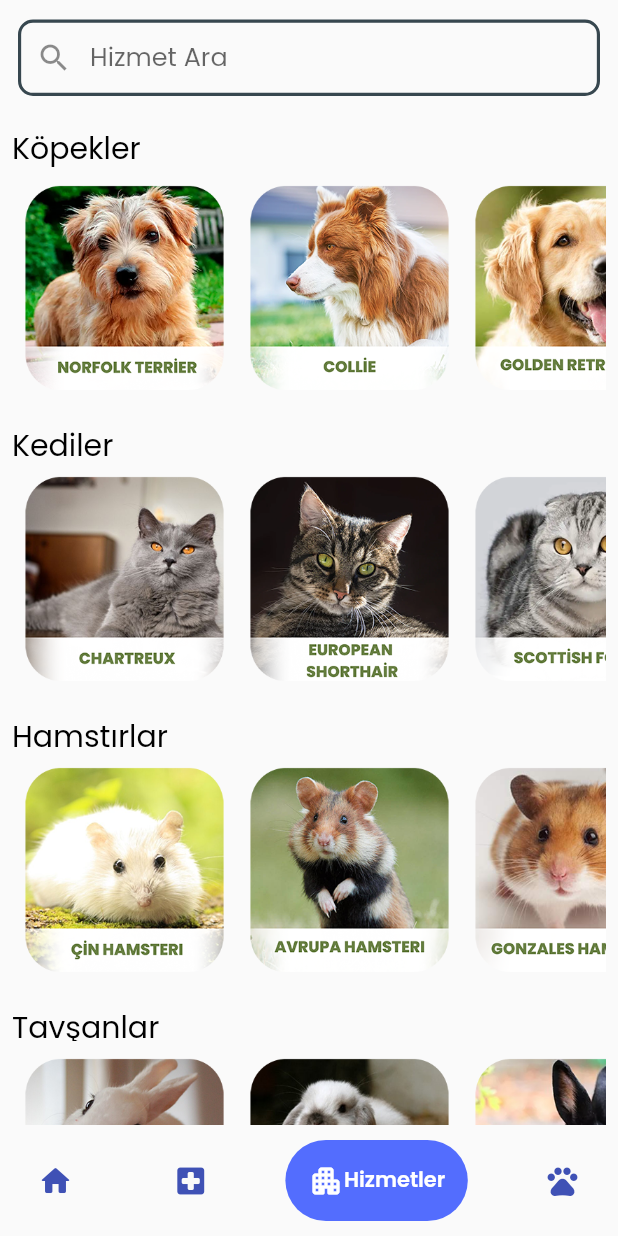
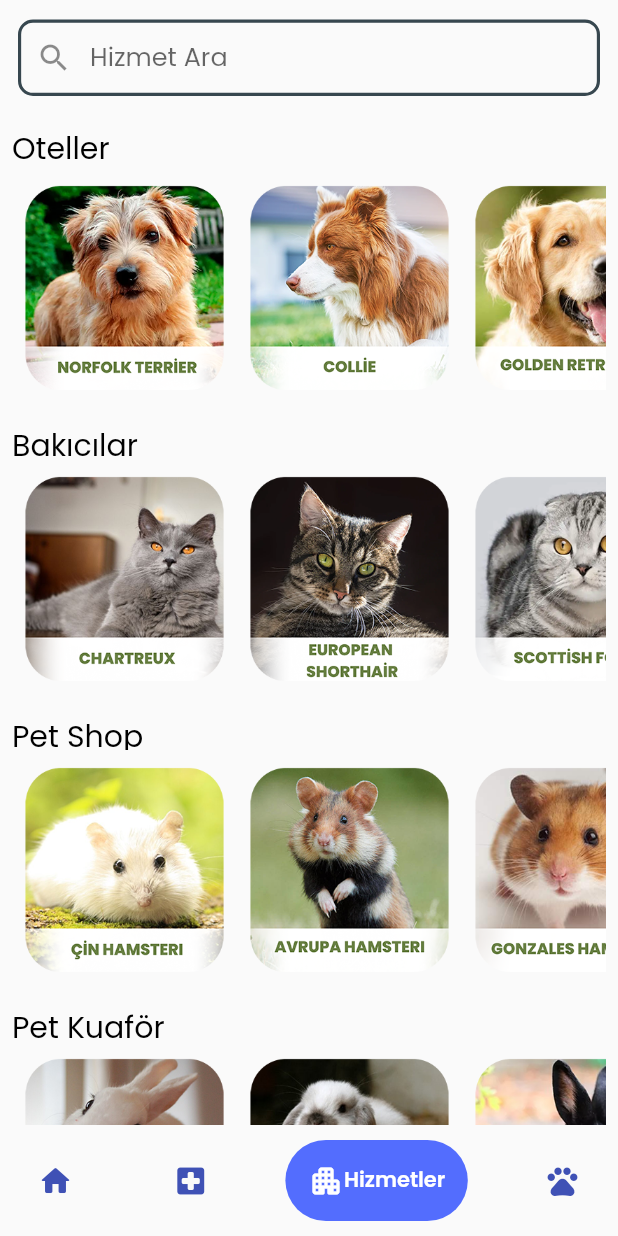
Before and after one commit to ElanurToptas/ANTHELION, a Flutter app: the screen it shows after launch, item 3 of the bottom bar chosen, on a phone screen of 412 x 824 dp. Run offline on Flutter 3.47's test engine with Material 2 defaults, Android fonts, the phone set to English and light mode, and no system bars; drawn by our look-alikes of flutter_typeahead, google_nav_bar; our stand-ins replace cloud_firestore, file_picker, firebase_auth, firebase_core, firebase_storage, flutter_heatmap_calendar and 3 more; missing offline and left inert: flutter_pdfview; accounts and stored records are empty.

Commit message:
düzeltme_yapıldı

```diff
--- a/lib/tasarim_UI/services_page.dart
+++ b/lib/tasarim_UI/services_page.dart
@@ -3,7 +3,11 @@ import 'package:flutter_typeahead/flutter_typeahead.dart';
 import 'package:url_launcher/url_launcher.dart';
 import '../tasarim_UI/tema.dart';
 
+const SizedBox _sizedBoxHeight10 = SizedBox(height: 10);
+
 class MyApp extends StatelessWidget {
+  const MyApp({super.key});
+
   @override
   Widget build(BuildContext context) {
     return MaterialApp(
@@ -46,6 +50,8 @@ class ServicesPage extends StatelessWidget {
     "Smart Paws Training Center"
   ];
 
+  ServicesPage({super.key});
+
   void _showCard(BuildContext context, MyCard card) {
     showDialog(
       context: context,
@@ -61,7 +67,7 @@ class ServicesPage extends StatelessWidget {
                     width: 150,
                     height: 140,
                   ),
-                  SizedBox(height: 10),
+                  _sizedBoxHeight10,
                   Column(
                       children: List.generate(
                         card.titles.length,
@@ -82,18 +88,16 @@ class ServicesPage extends StatelessWidget {
                                       alignment: Alignment.centerLeft,
                                       child: Text(
                                         title,
-                                        style: TextStyle(
+                                        style:const TextStyle(
                                           fontWeight: FontWeight.bold,
                                           fontSize: 18,
                                         ),
                                       ),
                                     ),
-                                    SizedBox(height: 1),
                                     Text(
                                       description,
                                       textAlign: TextAlign.start,
                                     ),
-                                    SizedBox(height: 1),
                                   ],
                                 );
                               },
@@ -109,14 +113,14 @@ class ServicesPage extends StatelessWidget {
                         onPressed: () {
                           launch('tel:+123456789');
                         },
-                        child: Text('Telefon'),
+                        child: const Text('Telefon'),
                       ),
-                      SizedBox(width: 10),
+                      const SizedBox(width: 10),
                       ElevatedButton(
                         onPressed: () {
                           launch('https://www.google.com');
                         },
-                        child: Text('Web Sitesi'),
+                        child: const Text('Web Sitesi'),
                       ),
                     ],
                   ),
@@ -124,9 +128,9 @@ class ServicesPage extends StatelessWidget {
                     onPressed: () {
                       Navigator.of(context).pop();
                     },
-                    child: Text('Kapat'),
+                    child: const Text('Kapat'),
                   ),
-                  SizedBox(height: 10),
+                  _sizedBoxHeight10,
                 ],
               ),
             ),
@@ -141,17 +145,17 @@ class ServicesPage extends StatelessWidget {
     return Scaffold(
       appBar: AppBar(
         bottom: PreferredSize(
-          preferredSize: Size.fromHeight(20),
+          preferredSize: const Size.fromHeight(20),
           child: Container(
             height: 75,
-            padding: EdgeInsets.all(12.0),
+            padding: const EdgeInsets.all(12.0),
             alignment: Alignment.center,
             child: Form(
               key: _formKey,
               child: TypeAheadField(
                 textFieldConfiguration: TextFieldConfiguration(
                   controller: _searchController,
-                  decoration: InputDecoration(
+                  decoration: const InputDecoration(
                     hintText: "Hizmet Ara",
                     hintStyle: TextStyle(fontSize: 17),
                     prefixIcon: Icon(Icons.search),
@@ -392,30 +396,33 @@ class ServicesPage extends StatelessWidget {
         ),
       ), // buradan sonra iconlar bulunuyor üst kısım ise arama kısmı
       body:  SingleChildScrollView(
-        padding: EdgeInsets.all(8),
+        padding: const EdgeInsets.all(8),
         child: Column(
           children: [
-            Container(width: MediaQuery.of(context).size.width,
+            SizedBox(width: MediaQuery.of(context).size.width,
               height: 28,
-              child:Stack(
+              child:const Stack(
                 children: [
                   Text(
-                    'Köpekler', style: TextStyle(color: Colors.black, fontSize: 20),
+                    'Oteller', style: TextStyle(color: Colors.black, fontSize: 20),
                   ),
                 ],
               ),
             ),
-            SizedBox(height: 10),
+            _sizedBoxHeight10,
 
-            Container(
+      Flex(
+        direction: Axis.horizontal,
+        children: [
+        Expanded(
+        flex: 1,
+        child:SizedBox(
               width: MediaQuery.of(context).size.width -0,
               height: 160,
               child: ListView(
                 scrollDirection: Axis.horizontal,
                 children: [
-                  Expanded(
-                    child: SingleChildScrollView(
-                      child: Column(
+                  Column(
                         crossAxisAlignment: CrossAxisAlignment.start,
                         children: [
                           Row(
@@ -483,36 +490,38 @@ class ServicesPage extends StatelessWidget {
                           ),
 
                         ],
-                      ),
-                    ),
                   ),
                 ],
               ),),
+        ),],),
 
-            Container(width: MediaQuery.of(context).size.width,
+
+            SizedBox(width: MediaQuery.of(context).size.width,
               height: 24,
-              child:Stack(
+              child:const Stack(
                 children: [
                   Text(
-                    'Kediler', style: TextStyle(color: Colors.black, fontSize: 20),
+                    'Bakıcılar', style: TextStyle(color: Colors.black, fontSize: 20),
                   ),
                 ],
               ),
             ),
-            SizedBox(height: 10),
+            _sizedBoxHeight10,
 
-            Container(
+      Flex(
+        direction: Axis.horizontal,
+        children: [
+        Expanded(
+        flex: 1,
+        child:SizedBox(
               width: MediaQuery.of(context).size.width -0,
               height: 160,
               child: ListView(
                 scrollDirection: Axis.horizontal,
                 children: [
-                  Expanded(
-                    child: SingleChildScrollView(
-                      child: Column(
+                   Column(
                         crossAxisAlignment: CrossAxisAlignment.start,
                         children: [
-
                           Row(
                             children: [
                               InkWell(
@@ -592,37 +601,39 @@ class ServicesPage extends StatelessWidget {
 
                         ],
                       ),
-                    ),
-                  ),
                 ],
               ),),
+        ),],),
 
 
 
 
 
 
-            Container(width: MediaQuery.of(context).size.width,
+            SizedBox(width: MediaQuery.of(context).size.width,
               height: 24,
-              child:Stack(
+              child:const Stack(
                 children: [
                   Text(
-                    'Hamstırlar', style: TextStyle(color: Colors.black, fontSize: 20),
+                    'Pet Shop', style: TextStyle(color: Colors.black, fontSize: 20),
                   ),
                 ],
               ),
             ),
-            SizedBox(height: 10),
+            _sizedBoxHeight10,
 
-            Container(
+      Flex(
+        direction: Axis.horizontal,
+        children: [
+        Expanded(
+        flex: 1,
+        child:SizedBox(
               width: MediaQuery.of(context).size.width -0,
               height: 160,
               child: ListView(
                 scrollDirection: Axis.horizontal,
                 children: [
-                  Expanded(
-                    child: SingleChildScrollView(
-                      child: Column(
+                  Column(
                         crossAxisAlignment: CrossAxisAlignment.start,
                         children: [
                           Row(
@@ -678,34 +689,36 @@ class ServicesPage extends StatelessWidget {
                           ),
                         ],
                       ),
-                    ),
-                  ),
                 ],
               ),),
+        ),],),
 
 
 
-            Container(width: MediaQuery.of(context).size.width,
+            SizedBox(width: MediaQuery.of(context).size.width,
               height: 24,
-              child:Stack(
+              child:const Stack(
                 children: [
                   Text(
-                    'Tavşanlar', style: TextStyle(color: Colors.black, fontSize: 20),
+                    'Pet Kuaför', style: TextStyle(color: Colors.black, fontSize: 20),
                   ),
                 ],
               ),
             ),
-            SizedBox(height: 10),
+            _sizedBoxHeight10,
 
-            Container(
+      Flex(
+        direction: Axis.horizontal,
+        children: [
+        Expanded(
+        flex: 1,
+        child:SizedBox(
               width: MediaQuery.of(context).size.width -0,
               height: 160,
               child: ListView(
                 scrollDirection: Axis.horizontal,
                 children: [
-                  Expanded(
-                    child: SingleChildScrollView(
-                      child: Column(
+                   Column(
                         crossAxisAlignment: CrossAxisAlignment.start,
                         children: [
                           Row(
@@ -730,7 +743,7 @@ class ServicesPage extends StatelessWidget {
                                 onTap: () {
                                   MyCard card = MyCard(
                                     titles:[["Furry Styles"],
-                                      ["Kişilik & Karakter Özellikleri"],],
+                                      ["Evcil dostlarınızı stil sahibi yapın!"],],
                                     descriptions:[[""],
                                       ["Tüy kesimi ve şekillendirme, yaratıcı tımar stilleri, renkli tüy boyama, köpük banyolar, tırnak cilalama, göz ve kulak temizliği."],],
                                     imagePath:  'asset/pictures-2/Hollanda Lop tavşanı (2).png',
@@ -760,33 +773,35 @@ class ServicesPage extends StatelessWidget {
                           ),
                         ],
                       ),
-                    ),
-                  ),
                 ],
               ),),
+        ),],),
 
 
-            Container(width: MediaQuery.of(context).size.width,
+            SizedBox(width: MediaQuery.of(context).size.width,
               height: 24,
-              child:Stack(
+              child:const Stack(
                 children: [
                   Text(
-                    'Son Eklenenler', style: TextStyle(color: Colors.black, fontSize: 20),
+                    'Köpek Eğitimi', style: TextStyle(color: Colors.black, fontSize: 20),
                   ),
                 ],
               ),
             ),
-            SizedBox(height: 10),
+            _sizedBoxHeight10,
 
-            Container(
+      Flex(
+        direction: Axis.horizontal,
+        children: [
+        Expanded(
+        flex: 1,
+        child:SizedBox(
               width: MediaQuery.of(context).size.width -0,
               height: 160,
               child: ListView(
                 scrollDirection: Axis.horizontal,
                 children: [
-                  Expanded(
-                    child: SingleChildScrollView(
-                      child: Column(
+                   Column(
                         crossAxisAlignment: CrossAxisAlignment.start,
                         children: [
                           Row(
@@ -851,10 +866,9 @@ class ServicesPage extends StatelessWidget {
                           ),
                         ],
                       ),
-                    ),
-                  ),
                 ],
               ),),
+        ),],),
 
 
 
```
